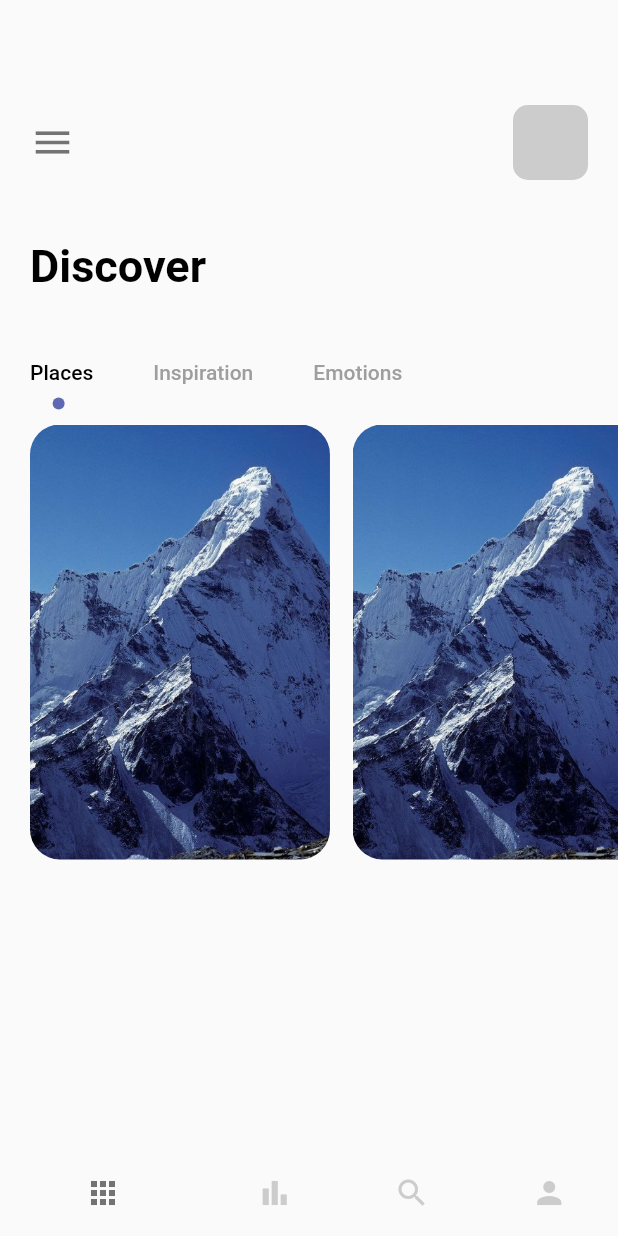
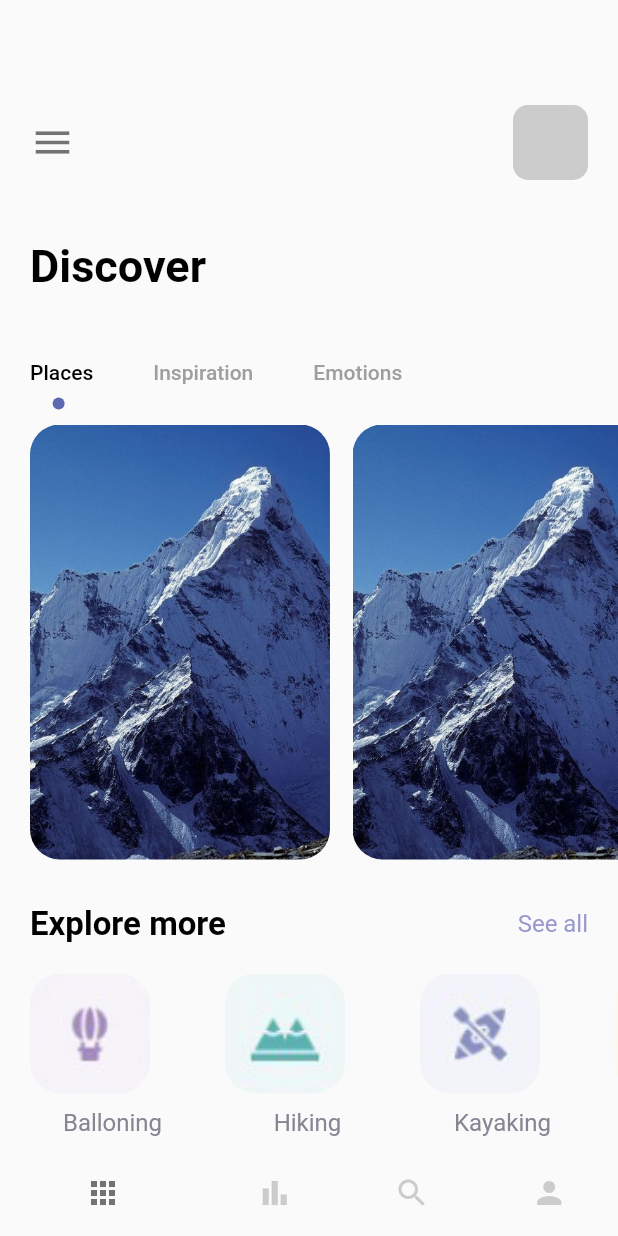
Before and after one commit to dhirajphuyal/flutter_cubit_app, a Flutter app: the screen it shows after launch, on a phone screen of 412 x 824 dp. Run offline on Flutter 3.47's test engine with Material 2 defaults, Android fonts, the phone set to English and light mode, and no system bars; missing offline and left inert: dart:ffi.

Commit message:
Worked on Explore more section

```diff
--- a/lib/pages/navpages/home_page.dart
+++ b/lib/pages/navpages/home_page.dart
@@ -2,6 +2,7 @@ import 'package:flutter/material.dart';
 import 'package:flutter/scheduler.dart';
 import 'package:flutter_cubit/misc/colors.dart';
 import 'package:flutter_cubit/widgets/app_large_text.dart';
+import 'package:flutter_cubit/widgets/app_text.dart';
 
 class HomePage extends StatefulWidget {
   const HomePage({Key? key}) : super(key: key);
@@ -11,6 +12,12 @@ class HomePage extends StatefulWidget {
 }
 
 class _HomePageState extends State<HomePage> with TickerProviderStateMixin {
+  var images = {
+    "balloning.png" : "Balloning",
+    "hiking.png" : "Hiking",
+    "kayaking.png": "Kayaking",
+    "snorkling.png": "Snorkling",
+  };
   @override
   Widget build(BuildContext context) {
     TabController _tabController = TabController(length: 3, vsync: this);
@@ -101,6 +108,59 @@ class _HomePageState extends State<HomePage> with TickerProviderStateMixin {
               ],
             ),
           ),
+          SizedBox(
+            height: 30,
+          ),
+          Container(
+            margin: const EdgeInsets.only(left:20, right: 20),
+            child: Row(
+              mainAxisAlignment: MainAxisAlignment.spaceBetween,
+              children: [
+                AppLargeText(text: "Explore more", size: 22),
+                AppText(text: "See all", color: AppColors.textColor1),
+              ],
+            ),
+          ),
+          SizedBox(
+            height: 20,
+          ),
+          Container(
+            height: 120,
+            width: double.maxFinite,
+            margin: const EdgeInsets.only(left: 20),
+            child: ListView.builder(
+
+              scrollDirection: Axis.horizontal,
+                itemCount: 4,
+                itemBuilder: (_, index){
+              return Container(
+                margin: const EdgeInsets.only(right: 20),
+                child: Column(
+                  crossAxisAlignment: CrossAxisAlignment.center,
+                  children: [
+                    Container(
+                      margin: const EdgeInsets.only(right: 30),
+                      width: 80,
+                      height: 80,
+                      decoration: BoxDecoration(
+                        borderRadius: BorderRadius.circular(20),
+                        color: Colors.white,
+                        image: DecorationImage(
+                          image: AssetImage("img/" + images.keys.elementAt(index)),
+                          fit: BoxFit.cover,
+                        ),
+                      ),
+                    ),
+                   SizedBox(height: 10),
+                   AppText(
+                     text: images.values.elementAt(index),
+                     color: AppColors.textColor2
+                   )
+                  ],
+                ),
+              );
+            }),
+          )
         ],
       ),
     );
```
